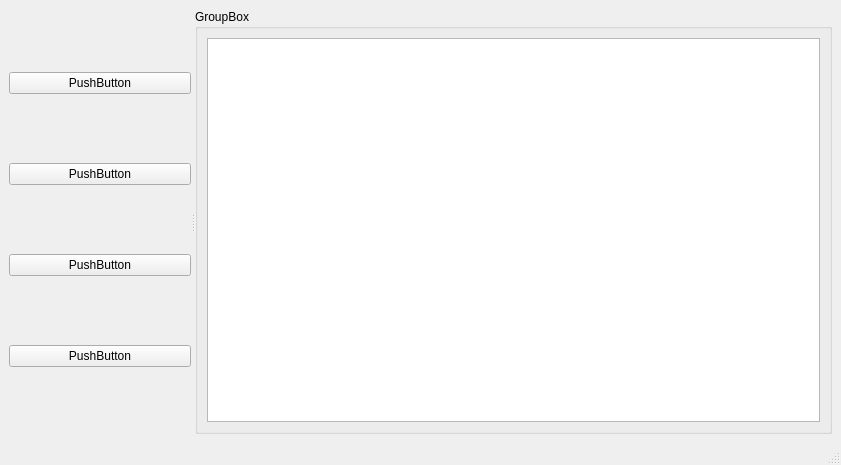
Old version of the form ui/start.ui in the repository senlinjun/Addon-Maker.
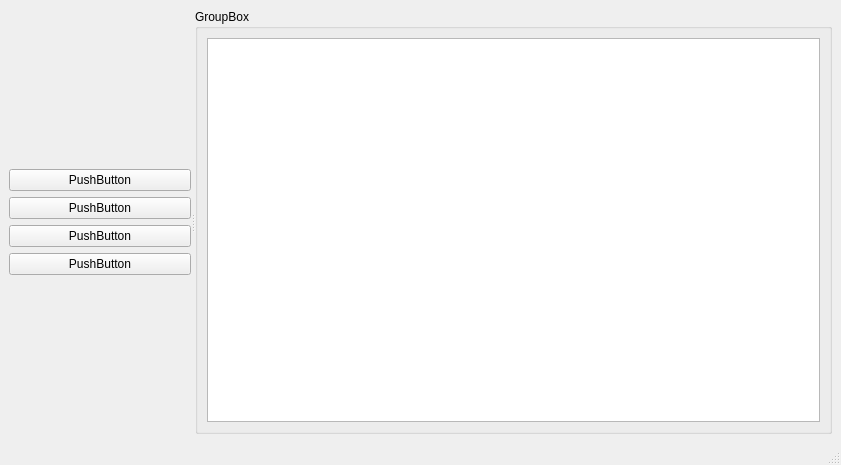
New version of the form.

```diff
--- a/ui/start.ui
+++ b/ui/start.ui
@@ -20,8 +20,21 @@
       <property name="orientation">
        <enum>Qt::Horizontal</enum>
       </property>
-      <widget class="QWidget" name="">
+      <widget class="QWidget" name="layoutWidget">
        <layout class="QVBoxLayout" name="verticalLayout">
+        <item>
+         <spacer name="verticalSpacer_2">
+          <property name="orientation">
+           <enum>Qt::Vertical</enum>
+          </property>
+          <property name="sizeHint" stdset="0">
+           <size>
+            <width>20</width>
+            <height>40</height>
+           </size>
+          </property>
+         </spacer>
+        </item>
         <item>
          <widget class="QPushButton" name="new_addon">
           <property name="text">
@@ -50,6 +63,19 @@
           </property>
          </widget>
         </item>
+        <item>
+         <spacer name="verticalSpacer">
+          <property name="orientation">
+           <enum>Qt::Vertical</enum>
+          </property>
+          <property name="sizeHint" stdset="0">
+           <size>
+            <width>20</width>
+            <height>40</height>
+           </size>
+          </property>
+         </spacer>
+        </item>
        </layout>
       </widget>
       <widget class="QGroupBox" name="recent">
```
Left out of the diff: 2 changed lines with no effect on the pictures.
